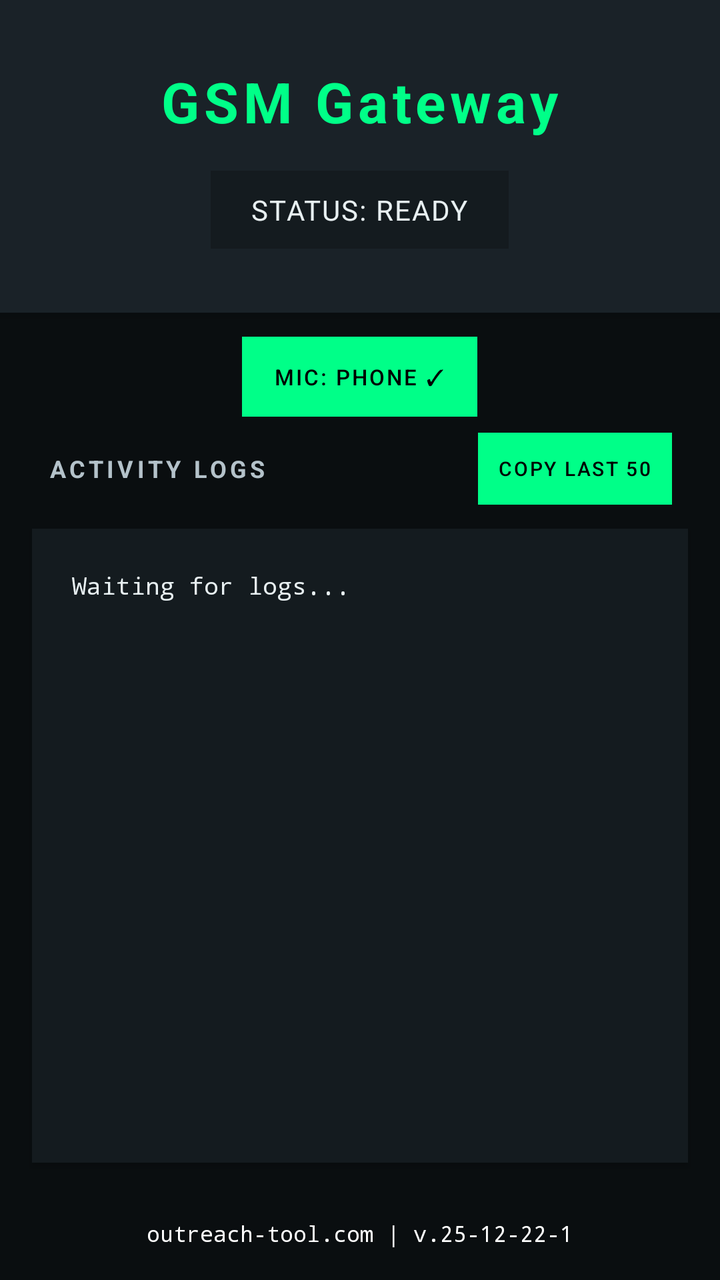
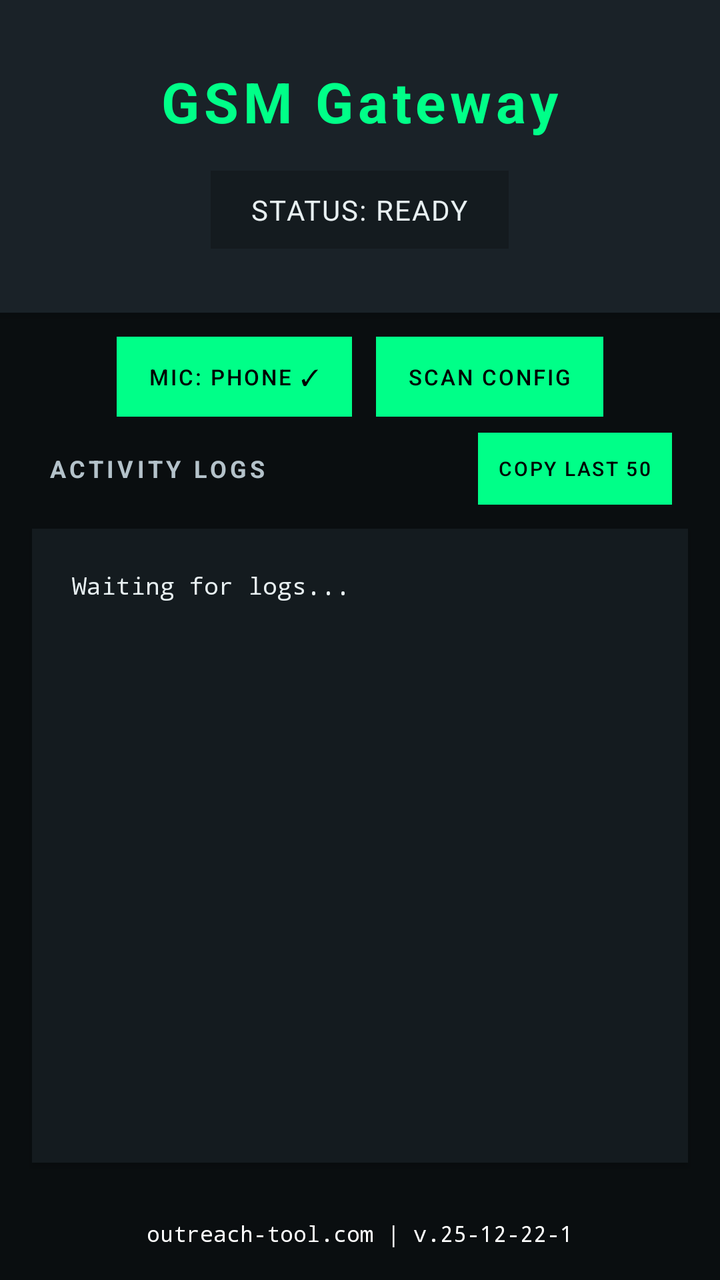

Compare the two renders of this Android layout. The source of the first and the diff that turns it into the second are given below.
<!-- AndroidManifest.xml: application theme Theme.AndroidGSM -->
<!-- res/layout/activity_main.xml -->
<?xml version="1.0" encoding="utf-8"?>
<LinearLayout xmlns:android="http://schemas.android.com/apk/res/android"
              android:layout_width="match_parent"
              android:layout_height="match_parent"
              android:orientation="vertical"
              android:background="@color/bg_dark">

    <LinearLayout
            android:layout_width="match_parent"
            android:layout_height="wrap_content"
            android:orientation="vertical"
            android:background="@color/bg_elevated"
            android:padding="32dp"
            android:elevation="4dp">

        <TextView
                android:layout_width="wrap_content"
                android:layout_height="wrap_content"
                android:text="GSM Gateway"
                android:textSize="28sp"
                android:textColor="@color/brand_green"
                android:textStyle="bold"
                android:layout_gravity="center"
                android:letterSpacing="0.08" />

        <TextView
                android:id="@+id/statusTextView"
                android:layout_width="wrap_content"
                android:layout_height="wrap_content"
                android:text="Status: Ready"
                android:textSize="14sp"
                android:textColor="@color/text_primary"
                android:layout_gravity="center"
                android:layout_marginTop="16dp"
                android:padding="10dp"
                android:paddingStart="20dp"
                android:paddingEnd="20dp"
                android:background="@color/bg_card"
                android:textAllCaps="true"
                android:letterSpacing="0.05" />
    </LinearLayout>


    <LinearLayout
            android:id="@+id/sim_selection_container"
            android:layout_width="match_parent"
            android:layout_height="wrap_content"
            android:orientation="vertical"
            android:padding="24dp"
            android:background="@color/bg_card"
            android:layout_marginStart="16dp"
            android:layout_marginEnd="16dp"
            android:layout_marginBottom="16dp"
            android:elevation="2dp"
            android:visibility="gone">

        <TextView
                android:layout_width="wrap_content"
                android:layout_height="wrap_content"
                android:text="Select SIM for Calls"
                android:textSize="16sp"
                android:textColor="@color/text_primary"
                android:textStyle="bold"
                android:letterSpacing="0.05" />

        <RadioGroup
                android:id="@+id/sim_radio_group"
                android:layout_width="match_parent"
                android:layout_height="wrap_content"
                android:orientation="vertical"
                android:layout_marginTop="16dp" />
    </LinearLayout>

    <LinearLayout
            android:layout_width="match_parent"
            android:layout_height="wrap_content"
            android:orientation="horizontal"
            android:gravity="center"
            android:paddingStart="24dp"
            android:paddingEnd="24dp"
            android:layout_marginTop="12dp"
            android:layout_marginBottom="8dp">

        <Button
                android:id="@+id/micSourceToggleButton"
                android:layout_width="wrap_content"
                android:layout_height="40dp"
                android:text="MIC: PHONE ✓"
                android:textSize="11sp"
                android:textColor="@color/black"
                android:background="@color/brand_green"
                android:paddingStart="16dp"
                android:paddingEnd="16dp"
                android:stateListAnimator="@null" />
    </LinearLayout>

    <LinearLayout
            android:layout_width="match_parent"
            android:layout_height="wrap_content"
            android:orientation="horizontal"
            android:gravity="center_vertical"
            android:paddingStart="24dp"
            android:paddingEnd="24dp"
            android:layout_marginBottom="12dp">

        <TextView
                android:layout_width="0dp"
                android:layout_height="wrap_content"
                android:layout_weight="1"
                android:text="ACTIVITY LOGS"
                android:textSize="12sp"
                android:textStyle="bold"
                android:textColor="@color/text_secondary"
                android:letterSpacing="0.15" />

        <Button
                android:id="@+id/copyLogsButton"
                android:layout_width="wrap_content"
                android:layout_height="36dp"
                android:text="COPY LAST 50"
                android:textSize="10sp"
                android:textColor="@color/black"
                android:background="@color/brand_green"
                android:paddingStart="10dp"
                android:paddingEnd="10dp"
                android:stateListAnimator="@null" />
    </LinearLayout>

    <ScrollView
            android:id="@+id/scrollView"
            android:layout_width="match_parent"
            android:layout_height="0dp"
            android:layout_weight="1"
            android:background="@color/bg_card"
            android:padding="20dp"
            android:layout_marginStart="16dp"
            android:layout_marginEnd="16dp"
            android:layout_marginBottom="16dp"
            android:elevation="2dp">

        <TextView
                android:id="@+id/logTextView"
                android:layout_width="match_parent"
                android:layout_height="wrap_content"
                android:text="Waiting for logs...\n"
                android:textSize="12sp"
                android:textColor="@color/text_primary"
                android:fontFamily="monospace"
                android:lineSpacingExtra="6dp" />
    </ScrollView>

    <TextView
            android:id="@+id/versionTextView"
            android:layout_width="match_parent"
            android:layout_height="wrap_content"
            android:text="outreach-tool.com | v.25-12-22-1"
            android:textSize="11sp"
            android:textColor="#ffffff"
            android:fontFamily="monospace"
            android:gravity="center"
            android:paddingTop="12dp"
            android:paddingBottom="16dp" />

</LinearLayout>
<!-- resources referenced by this layout -->
<resources>
  <color name="bg_card">#141B1F</color>
  <color name="bg_dark">#0A0E10</color>
  <color name="bg_elevated">#1A2228</color>
  <color name="black">#FF000000</color>
  <color name="brand_green">#00FF88</color>
  <color name="text_primary">#E8F0F2</color>
  <color name="text_secondary">#B4C2CA</color>
  <style name="Theme.AndroidGSM" parent="Theme.MaterialComponents.DayNight.NoActionBar">
          <item name="colorPrimary">@color/brand_green</item>
          <item name="colorPrimaryVariant">@color/brand_green_dark</item>
          <item name="colorOnPrimary">@color/black</item>
          <item name="colorSecondary">@color/brand_green</item>
          <item name="colorSecondaryVariant">@color/brand_green_dark</item>
          <item name="colorOnSecondary">@color/black</item>
          <item name="android:statusBarColor">@color/bg_dark</item>
          <item name="android:windowLightStatusBar" tools:targetApi="m">false</item>
          <item name="android:navigationBarColor">@color/bg_dark</item>
      </style>
  <color name="brand_green_dark">#00CC6A</color>
</resources>

<!-- the commit's change to res/layout/activity_main.xml (unified diff, before → after) -->
@@ -92,6 +92,19 @@
                 android:paddingStart="16dp"
                 android:paddingEnd="16dp"
                 android:stateListAnimator="@null" />
+
+        <Button
+                android:id="@+id/scanConfigButton"
+                android:layout_width="wrap_content"
+                android:layout_height="40dp"
+                android:layout_marginStart="12dp"
+                android:text="SCAN CONFIG"
+                android:textSize="11sp"
+                android:textColor="@color/black"
+                android:background="@color/brand_green"
+                android:paddingStart="16dp"
+                android:paddingEnd="16dp"
+                android:stateListAnimator="@null" />
     </LinearLayout>
 
     <LinearLayout
